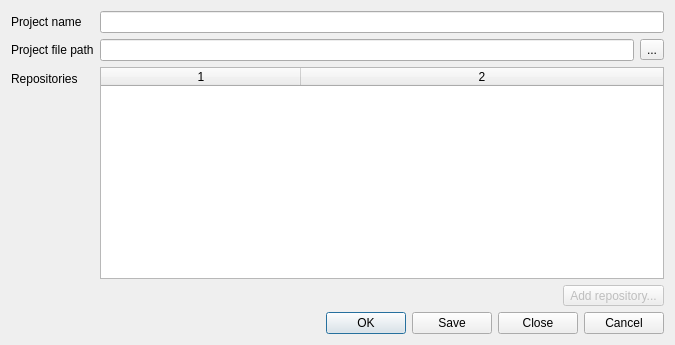
This is src/projectsettingsdialog.ui in feelx88/git-qui as Qt 5 draws it before an edit. The edited form follows.
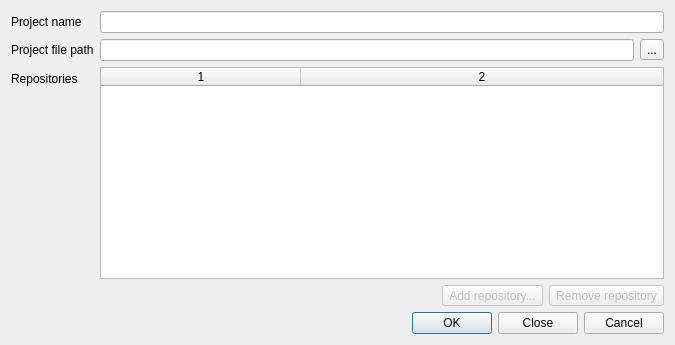
This is the edited form.

Patch:
```diff
--- a/src/projectsettingsdialog.ui
+++ b/src/projectsettingsdialog.ui
@@ -100,6 +100,16 @@
          </property>
         </widget>
        </item>
+       <item>
+        <widget class="QToolButton" name="toolButton_3">
+         <property name="enabled">
+          <bool>false</bool>
+         </property>
+         <property name="text">
+          <string>Remove repository</string>
+         </property>
+        </widget>
+       </item>
       </layout>
      </item>
     </layout>
@@ -110,7 +120,7 @@
       <enum>Qt::Horizontal</enum>
      </property>
      <property name="standardButtons">
-      <set>QDialogButtonBox::Cancel|QDialogButtonBox::Close|QDialogButtonBox::Ok|QDialogButtonBox::Save</set>
+      <set>QDialogButtonBox::Cancel|QDialogButtonBox::Close|QDialogButtonBox::Ok</set>
      </property>
     </widget>
    </item>
```
Left out of the diff: 6 changed lines with no effect on the pictures.
